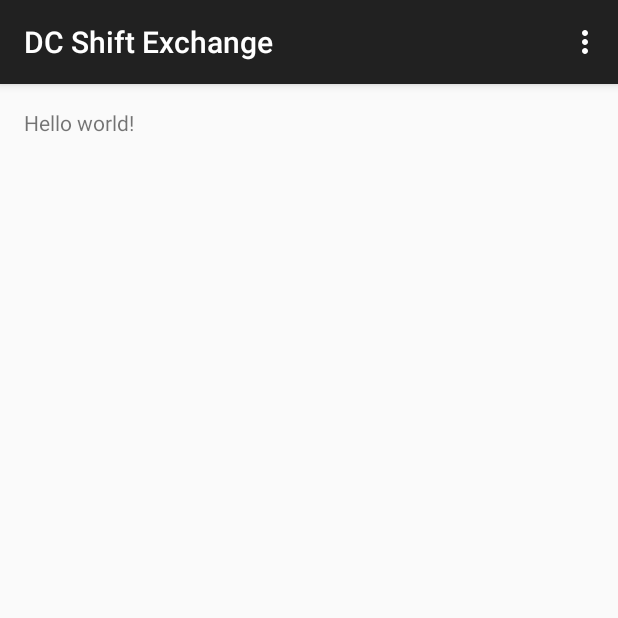
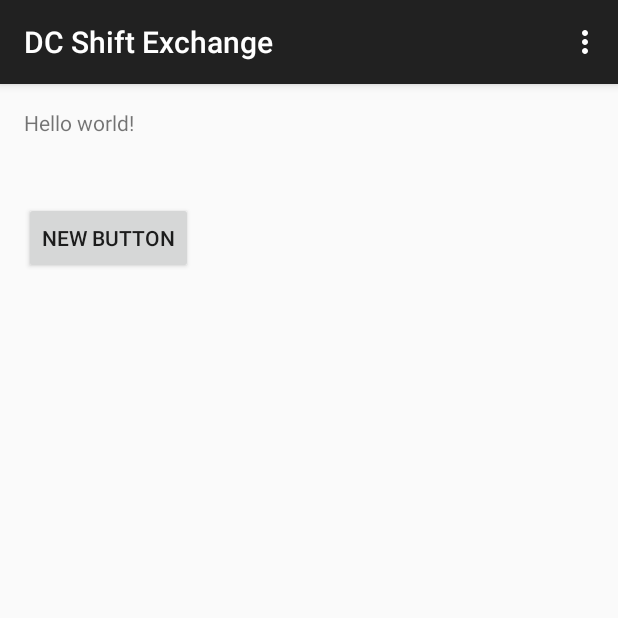
Before and after one commit to Empyreus/DC_Shift_Exchange, an Android app: the screen it shows after launch (MainActivity), on a phone screen of 412 x 824 dp, the top half of it. Run offline under Robolectric (Android 15) with nearby library versions, the phone set to English and light mode, and no system bars.

Commit message:
First Button Test

```diff
--- a/app/src/main/res/layout/activity_main.xml
+++ b/app/src/main/res/layout/activity_main.xml
@@ -6,6 +6,17 @@
     android:paddingBottom="@dimen/activity_vertical_margin" tools:context=".MainActivity">
 
     <TextView android:text="@string/hello_world" android:layout_width="wrap_content"
-        android:layout_height="wrap_content" />
+        android:layout_height="wrap_content"
+        android:id="@+id/textView" />
+
+    <Button
+        android:layout_width="wrap_content"
+        android:layout_height="wrap_content"
+        android:text="New Button"
+        android:id="@+id/button"
+        android:layout_below="@+id/textView"
+        android:layout_alignParentLeft="true"
+        android:layout_alignParentStart="true"
+        android:layout_marginTop="43dp" />
 
 </RelativeLayout>
```
Also changed, not shown: 1 other file.
